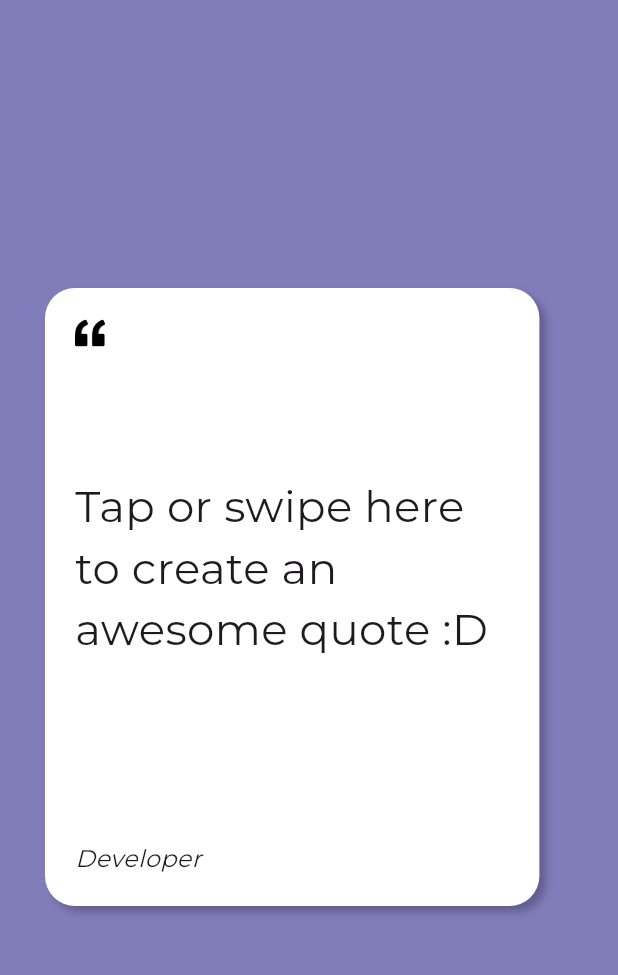
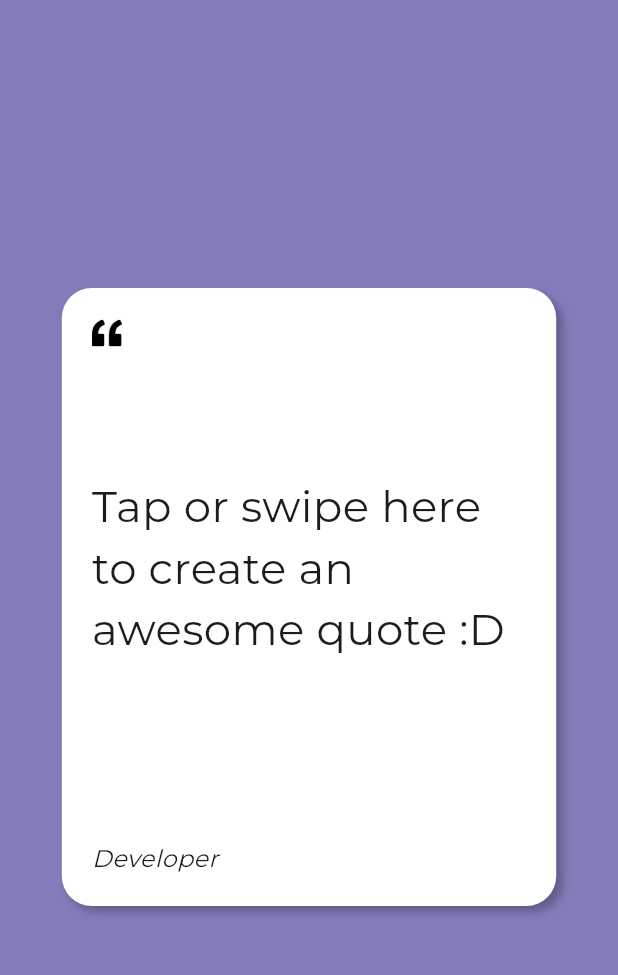
Before and after one commit to tortamque/Quotlum, a Flutter app: the screen it shows after launch, on a phone screen of 412 x 824 dp, the part 63-1038 px from its top. Run offline on Flutter 3.47's test engine with Material 2 defaults, Android fonts, the phone set to English and light mode, and no system bars; network calls fail.

Commit message:
Center QuoteCardAnimation

```diff
--- a/lib/features/app/presentation/widgets/quote_card/quote_card_animation_style.dart
+++ b/lib/features/app/presentation/widgets/quote_card/quote_card_animation_style.dart
@@ -12,11 +12,8 @@ class QuoteCardAnimationStyle extends StatelessWidget {
   @override
   Widget build(BuildContext context) {
     return Align(
-      alignment: Alignment.centerLeft,
-      child: Padding(
-        padding: EdgeInsets.only(left: 30),
-        child: card,
-      ),
+      alignment: Alignment.center,
+      child: card,
     );
   }
 }
```
